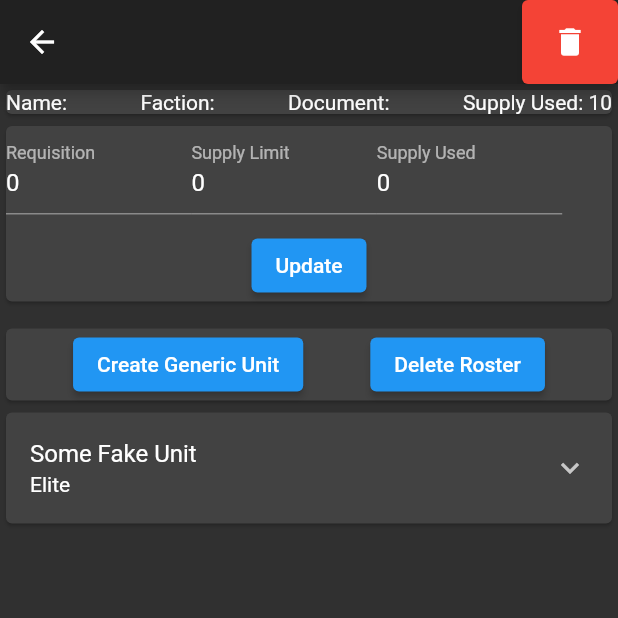
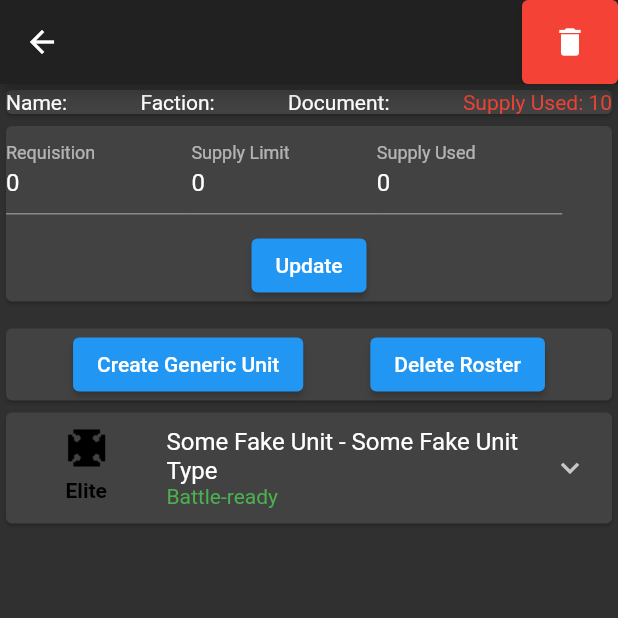
Before and after one commit to sjsilverstein/wh40k_crusader, a Flutter app: the CrusadeView screen opened directly with empty values, after a tap on "Create Generic Unit", on a phone screen of 412 x 824 dp, the top half of it. Run offline on Flutter 3.47's test engine with Material 2 defaults, Android fonts, the phone set to English and light mode, and no system bars; drawn by our look-alikes of flutter_form_builder; our stand-ins replace cloud_firestore, firebase_auth, firebase_core, get_it, logger, stacked and 1 more; accounts and stored records are empty.

Commit message:
UI
Crusade Unit Card UI

```diff
--- a/lib/data_models/crusade_unit_data_model.dart
+++ b/lib/data_models/crusade_unit_data_model.dart
@@ -16,14 +16,16 @@ class BattleScar {
 }
 
 class CrusadeUnitDataModel {
-  static const List<String> battleFieldRoles = [
+  static const List<String> battleFieldRoles = const [
     'HQ',
     'Elite',
     'Troop',
+    'Transport',
     'Fast Attack',
     'Heavy Support',
-    'Dedicated Transport',
-    'Super-Heavy',
+    'Flyer',
+    'Lord of War',
+    'Supreme Commander'
   ];
   String? documentUID;
 
--- a/lib/presentation/views/crusade_view/crusade_view.dart
+++ b/lib/presentation/views/crusade_view/crusade_view.dart
@@ -43,7 +43,14 @@ class CrusadeView extends StatelessWidget {
                       Text('Name: ${model.crusade.name}'),
                       Text('Faction: ${model.crusade.faction}'),
                       Text('Document: ${model.crusade.documentUID}'),
-                      Text('Supply Used: ${model.crusade.supplyUsed}'),
+                      Text(
+                        'Supply Used: ${model.crusade.supplyUsed}',
+                        style: TextStyle(
+                            color: model.crusade.supplyUsed >
+                                    model.crusade.supplyLimit
+                                ? Colors.red
+                                : Colors.green),
+                      ),
                     ],
                   ),
                 ],
--- a/lib/presentation/views/crusade_view/crusade_view_model.dart
+++ b/lib/presentation/views/crusade_view/crusade_view_model.dart
@@ -32,11 +32,8 @@ class CrusadeViewModel extends BaseViewModel {
       crusade = newData;
       // _updateCrusadeFormFieldsValues();
     }
+    _orderRoster();
     notifyListeners();
-  }
-
-  _updateCrusadeFormFieldsValues() {
-    editCrusadeValuesFormKey.currentState!.reset();
   }
 
   deleteRoster() async {
@@ -98,4 +95,63 @@ class CrusadeViewModel extends BaseViewModel {
     // after complete update the view with new crusade values and roster units available.
     // Update the generic unit to a form which adds the unit to the crusade.
   }
+
+  _orderRoster() {
+    List<CrusadeUnitDataModel> hqs = [];
+    List<CrusadeUnitDataModel> elites = [];
+    List<CrusadeUnitDataModel> troops = [];
+    List<CrusadeUnitDataModel> transport = [];
+    List<CrusadeUnitDataModel> fastAttack = [];
+    List<CrusadeUnitDataModel> heavySupport = [];
+    List<CrusadeUnitDataModel> flyer = [];
+    List<CrusadeUnitDataModel> low = [];
+    List<CrusadeUnitDataModel> sc = [];
+
+    roster.sort((a, b) => a.experience.compareTo(b.experience));
+
+    roster.forEach((element) {
+      if (element.battleFieldRole == CrusadeUnitDataModel.battleFieldRoles[0]) {
+        hqs.add(element);
+      } else if (element.battleFieldRole ==
+          CrusadeUnitDataModel.battleFieldRoles[1]) {
+        elites.add(element);
+      } else if (element.battleFieldRole ==
+          CrusadeUnitDataModel.battleFieldRoles[2]) {
+        troops.add(element);
+      } else if (element.battleFieldRole ==
+          CrusadeUnitDataModel.battleFieldRoles[3]) {
+        transport.add(element);
+      } else if (element.battleFieldRole ==
+          CrusadeUnitDataModel.battleFieldRoles[4]) {
+        fastAttack.add(element);
+      } else if (element.battleFieldRole ==
+          CrusadeUnitDataModel.battleFieldRoles[5]) {
+        heavySupport.add(element);
+      } else if (element.battleFieldRole ==
+          CrusadeUnitDataModel.battleFieldRoles[6]) {
+        flyer.add(element);
+      } else if (element.battleFieldRole ==
+          CrusadeUnitDataModel.battleFieldRoles[7]) {
+        low.add(element);
+      } else if (element.battleFieldRole ==
+          CrusadeUnitDataModel.battleFieldRoles[8]) {
+        sc.add(element);
+      } else {
+        logger.wtf("We have a unit with an unknown battlefield role");
+      }
+    });
+
+    List<CrusadeUnitDataModel> orderedRoster = [];
+    sc.forEach((element) => orderedRoster.add(element));
+    hqs.forEach((element) => orderedRoster.add(element));
+    elites.forEach((element) => orderedRoster.add(element));
+    troops.forEach((element) => orderedRoster.add(element));
+    transport.forEach((element) => orderedRoster.add(element));
+    fastAttack.forEach((element) => orderedRoster.add(element));
+    heavySupport.forEach((element) => orderedRoster.add(element));
+    flyer.forEach((element) => orderedRoster.add(element));
+    low.forEach((element) => orderedRoster.add(element));
+
+    roster = orderedRoster;
+  }
 }
--- a/lib/presentation/widgets/crusade_unit_card/crusade_unit_card.dart
+++ b/lib/presentation/widgets/crusade_unit_card/crusade_unit_card.dart
@@ -1,24 +1,121 @@
 import 'package:flutter/material.dart';
+import 'package:wh40k_crusader/app/app_constants.dart';
 import 'package:wh40k_crusader/data_models/crusade_unit_data_model.dart';
+import 'package:wh40k_crusader/presentation/shared/ui_helpers.dart';
 
 class CrusadeUnitCard extends StatelessWidget {
   final CrusadeUnitDataModel unit;
   CrusadeUnitCard(this.unit);
 
+  Color getColorFromRank() {
+    switch (unit.getRank()) {
+      case kUnitRankBattleReady:
+        return Colors.green;
+      case kUnitRankBlooded:
+        return Colors.redAccent;
+      case kUnitRankBattleHardened:
+        return Colors.blueAccent;
+      case kUnitRankHeroic:
+        return Colors.purple;
+      case kUnitRankLegendary:
+        return Colors.orange;
+      default:
+        return Colors.white;
+    }
+  }
+
+  Widget _getIconFromBattleFieldRole() {
+    Image image;
+    switch (unit.battleFieldRole) {
+      case 'HQ':
+        image = Image(
+          image: AssetImage('assets/icons/hq.png'),
+        );
+        break;
+      case 'Elite':
+        image = Image(
+          image: AssetImage('assets/icons/elites.png'),
+        );
+        break;
+      case 'Troop':
+        image = Image(
+          image: AssetImage('assets/icons/troop.png'),
+        );
+        break;
+      case 'Flyer':
+        image = Image(
+          image: AssetImage('assets/icons/flyer.png'),
+        );
+        break;
+      case 'Lord of War':
+        image = Image(
+          image: AssetImage('assets/icons/lordOfWar.png'),
+        );
+        break;
+      case 'Heavy Support':
+        image = Image(
+          image: AssetImage('assets/icons/heavy-support.png'),
+        );
+        break;
+      case 'Fast Attack':
+        image = Image(
+          image: AssetImage('assets/icons/fast-attack.png'),
+        );
+        break;
+      case 'Transport':
+        image = Image(
+          image: AssetImage('assets/icons/transport.png'),
+        );
+        break;
+      case 'Supreme Commander':
+        image = Image(
+          image: AssetImage('assets/icons/supremeCmd.png'),
+        );
+        break;
+      default:
+        return Text(unit.battleFieldRole);
+    }
+    return SizedBox(
+      width: 75,
+      child: Column(
+        crossAxisAlignment: CrossAxisAlignment.center,
+        children: [
+          SizedBox(
+            width: 30,
+            height: 30,
+            child: image,
+          ),
+          VerticalSpace.tiny,
+          Text(
+            unit.battleFieldRole,
+            style: TextStyle(
+              color: Colors.black,
+              fontWeight: FontWeight.bold,
+            ),
+            overflow: TextOverflow.ellipsis,
+          ),
+        ],
+      ),
+    );
+  }
+
   @override
   Widget build(BuildContext context) {
     return Card(
       child: ExpansionTile(
-        title: Text(unit.unitName),
-        subtitle: Text(unit.battleFieldRole),
+        title: Text('${unit.unitName} - ${unit.unitType}'),
+        leading: _getIconFromBattleFieldRole(),
+        subtitle: Text(
+          unit.getRank(),
+          style: TextStyle(
+            color: getColorFromRank(),
+          ),
+        ),
         children: [
-          Row(
-            mainAxisAlignment: MainAxisAlignment.center,
-            children: [Text(unit.getRank())],
-          ),
           Row(
             mainAxisAlignment: MainAxisAlignment.spaceEvenly,
             children: [
+              Text('Experience: ${unit.experience.toString()}'),
               Text('Power Rating: ${unit.powerRating.toString()}'),
               Text('Crusade Points: ${unit.crusadePoints.toString()}'),
             ],
@@ -29,7 +126,12 @@ class CrusadeUnitCard extends StatelessWidget {
               Text('Battles Played: ${unit.battlesPlayed.toString()}'),
               Text('Battles Survived: ${unit.battlesSurvived.toString()}'),
             ],
-          )
+          ),
+          Row(
+            children: [
+              Text(unit.equipment),
+            ],
+          ),
         ],
       ),
     );
--- a/pubspec.yaml
+++ b/pubspec.yaml
@@ -47,6 +47,8 @@ flutter:
   # the material Icons class.
   uses-material-design: true
 
+  assets:
+    - assets/icons/
   # To add assets to your application, add an assets section, like this:
   # assets:
   #   - images/a_dot_burr.jpeg
```
Also changed, not shown: assets/icons/elites.png (added), assets/icons/fast-attack.png (added), assets/icons/flyer.png (added), assets/icons/heavy-support.png (added), assets/icons/hq.png (added), assets/icons/lordOfWar.png (added), assets/icons/supremeCmd.png (added), assets/icons/transport.png (added), assets/icons/troop.png (added).
